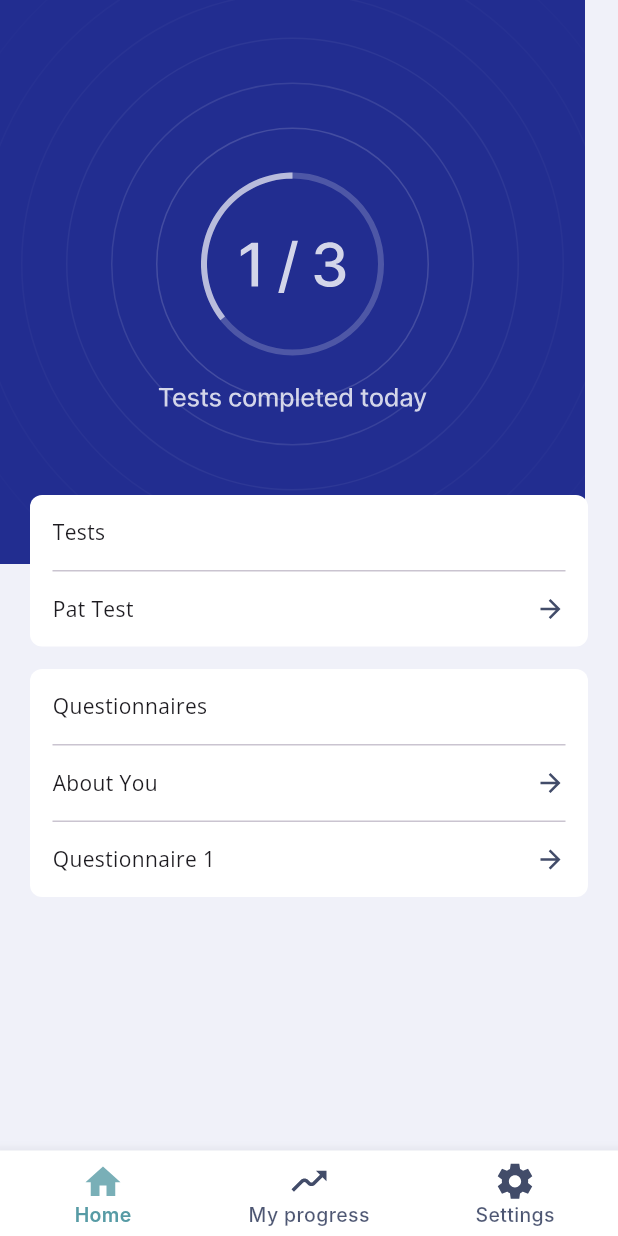
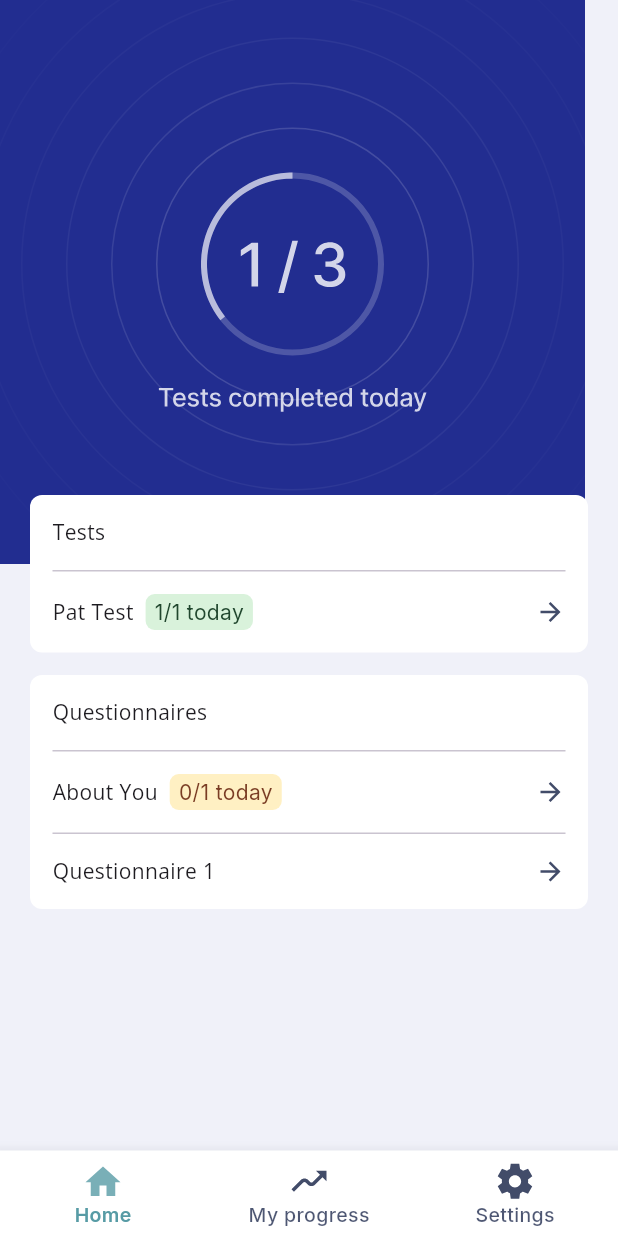
Before and after one commit to davidplans/veris, a Flutter app: the screen it shows once a user with an empty profile is signed in, on a phone screen of 412 x 824 dp. Run offline on Flutter 3.47's test engine with Material 3 defaults, Android fonts, the phone set to English and light mode, and no system bars; our stand-ins replace camera, cloud_firestore, device_info_plus, dio, equatable, firebase_auth and 14 more; missing offline and left inert: mobile_scanner, overlay_loading_progress, svg_path_parser; accounts and stored records are empty; statements that could not run were skipped.

Commit message:
VR-116173440 Add colored badge container

```diff
--- /dev/null
+++ b/lib/common/widgets/ui_components/colored_badge_container.dart
@@ -0,0 +1,36 @@
+import 'package:Veris/style/font_constants.dart';
+import 'package:flutter/material.dart';
+
+class ColoredBadgeContainer extends StatelessWidget {
+  final Color containerColor;
+  final Color containerTextColor;
+  final String containerText;
+  const ColoredBadgeContainer(
+      {super.key,
+      required this.containerColor,
+      required this.containerText,
+      required this.containerTextColor});
+
+  @override
+  Widget build(BuildContext context) {
+    return Container(
+      decoration: BoxDecoration(
+        borderRadius: BorderRadius.circular(6.0),
+        color: containerColor,
+      ),
+      child: Padding(
+        padding: const EdgeInsets.symmetric(vertical: 4.0, horizontal: 6.0),
+        child: Text(
+          containerText,
+          style: TextStyle(
+            fontFamily: FontConstants.interFontFamily,
+            fontSize: FontConstants.fontSize14,
+            fontWeight: FontWeight.w400,
+            height: 1.142,
+            color: containerTextColor,
+          ),
+        ),
+      ),
+    );
+  }
+}
--- a/lib/features/home/view/home_widget.dart
+++ b/lib/features/home/view/home_widget.dart
@@ -1,5 +1,6 @@
 import 'dart:io';
 
+import 'package:Veris/common/widgets/ui_components/colored_badge_container.dart';
 import 'package:Veris/core/utils/notification_service.dart';
 import 'package:Veris/core/utils/study_protocol_helper.dart';
 import 'package:Veris/features/home/view/partials/module_widget.dart';
@@ -116,7 +117,6 @@ class _HomeWidgetState extends State<HomeWidget> {
   @override
   Widget build(BuildContext context) {
     return Stack(
-
       children: <Widget>[
         // _bannerUrl != "" ? Image.network(_bannerUrl) : Container(),
         SvgPicture.asset(
@@ -138,8 +138,7 @@ class _HomeWidgetState extends State<HomeWidget> {
                     mainAxisSize: MainAxisSize.min,
                     children: <Widget>[
                       const Padding(
-                        padding:
-                            EdgeInsets.only(top: 15.0, bottom: 15.0),
+                        padding: EdgeInsets.only(top: 15.0, bottom: 15.0),
                         child: Row(
                           mainAxisAlignment: MainAxisAlignment.start,
                           children: <Widget>[
@@ -151,12 +150,21 @@ class _HomeWidgetState extends State<HomeWidget> {
                         height: 1.0,
                       ),
                       Padding(
-                        padding: const EdgeInsets.only(
-                            top: 15.0, bottom: 15.0),
+                        padding: const EdgeInsets.only(top: 15.0, bottom: 15.0),
                         child: Row(
                           mainAxisAlignment: MainAxisAlignment.start,
                           children: <Widget>[
                             const Text('Pat Test'),
+                            const SizedBox(
+                              width: 8.0,
+                            ),
+                            const ColoredBadgeContainer(
+                              containerColor:
+                                  ColorConstants.badgeBackgroundGreenColor,
+                              containerTextColor:
+                                  ColorConstants.badgeTextGreenColor,
+                              containerText: '1/1 today',
+                            ),
                             const Spacer(),
                             SvgPicture.asset('assets/icons/arrow-forward.svg')
                           ],
@@ -174,14 +182,13 @@ class _HomeWidgetState extends State<HomeWidget> {
                   borderRadius: BorderRadius.circular(8.0),
                   color: Colors.white,
                 ),
-                child:  Padding(
+                child: Padding(
                   padding: const EdgeInsets.symmetric(horizontal: 15.0),
-                  child:  Column(
+                  child: Column(
                     mainAxisSize: MainAxisSize.min,
                     children: <Widget>[
                       const Padding(
-                        padding:
-                            EdgeInsets.only(top: 15.0, bottom: 15.0),
+                        padding: EdgeInsets.only(top: 15.0, bottom: 15.0),
                         child: Row(
                           mainAxisAlignment: MainAxisAlignment.start,
                           children: <Widget>[
@@ -193,12 +200,21 @@ class _HomeWidgetState extends State<HomeWidget> {
                         height: 1.0,
                       ),
                       Padding(
-                        padding:
-                           const EdgeInsets.only(top: 15.0, bottom: 15.0),
+                        padding: const EdgeInsets.only(top: 15.0, bottom: 15.0),
                         child: Row(
                           mainAxisAlignment: MainAxisAlignment.start,
                           children: <Widget>[
                             const Text('About You'),
+                            const SizedBox(
+                              width: 8.0,
+                            ),
+                            const ColoredBadgeContainer(
+                              containerColor:
+                                  ColorConstants.badgeBackgroundOrangeColor,
+                              containerTextColor:
+                                  ColorConstants.badgeTextOrangeColor,
+                              containerText: '0/1 today',
+                            ),
                             const Spacer(),
                             SvgPicture.asset('assets/icons/arrow-forward.svg')
                           ],
@@ -208,8 +224,7 @@ class _HomeWidgetState extends State<HomeWidget> {
                         height: 1.0,
                       ),
                       Padding(
-                        padding:
-                          const  EdgeInsets.only(top: 15.0, bottom: 15.0),
+                        padding: const EdgeInsets.only(top: 15.0, bottom: 15.0),
                         child: Row(
                           mainAxisAlignment: MainAxisAlignment.start,
                           children: <Widget>[
```
Also changed, not shown: pubspec.yaml (+7 -12 lines). Lines whose indentation alone changed are shown as unchanged.
